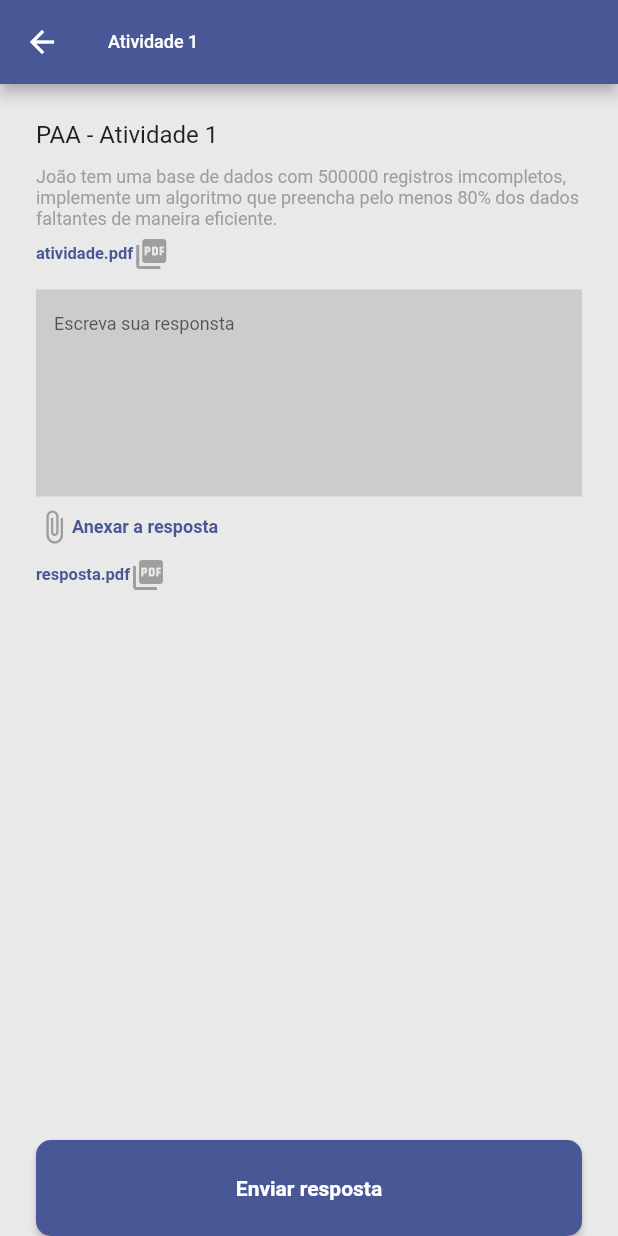
After one commit to IClassroom/iclassroom-mobile, a Flutter app: the screen it shows after launch, after a tap on "PAA", on a phone screen of 412 x 824 dp. The commit adds this screen. Run offline on Flutter 3.47's test engine with Material 2 defaults, Android fonts, the phone set to English and light mode, and no system bars; our stand-ins replace equatable, flutter_bloc; accounts and stored records are empty.

Commit message:
response page

```diff
--- a/lib/app/app.dart
+++ b/lib/app/app.dart
@@ -4,6 +4,7 @@ import 'package:iclassroom/api/repositories/auth_repository.dart';
 import 'package:iclassroom/app/bloc/bloc.dart';
 import 'package:iclassroom/app/modules/logged_area/logged_area_module.dart';
 import 'package:iclassroom/app/modules/logged_area/pages/class_page.dart';
+import 'package:iclassroom/app/modules/logged_area/pages/response_page.dart';
 import 'package:iclassroom/app/modules/login_module/pages/login.dart';
 import 'package:iclassroom/app/modules/login_module/pages/reminder_password.dart';
 import 'package:iclassroom/app/pages/splash.dart';
@@ -33,7 +34,8 @@ class App extends StatelessWidget {
             '/login': (_) => const LoginPage(),
             '/register': (_) => const RegisterPage(),
             '/logged_area': (_) => const LoggedAreaModule(),
-            '/class': (_) => const ClassPage()
+            '/class': (_) => const ClassPage(),
+            '/response': (_) => const ResponsePage(),
           },
         ),
       ),
--- /dev/null
+++ b/lib/app/modules/logged_area/pages/response_page.dart
@@ -0,0 +1,111 @@
+import 'package:flutter/material.dart';
+
+class ResponsePage extends StatefulWidget {
+  const ResponsePage({Key? key}) : super(key: key);
+
+  @override
+  State<ResponsePage> createState() => _ResponsePageState();
+}
+
+class _ResponsePageState extends State<ResponsePage> {
+  @override
+  Widget build(BuildContext context) {
+    return Scaffold(
+      backgroundColor: const Color(0xFFE9E9E9),
+      appBar: AppBar(
+        backgroundColor: Theme.of(context).primaryColor,
+        title: const Text(
+          'Atividade 1',
+          style: TextStyle(color: Colors.white, fontSize: 12),
+        ),
+      ),
+      body: _body(),
+    );
+  }
+
+  _body() {
+    return SafeArea(
+      child: Padding(
+        padding: const EdgeInsets.symmetric(horizontal: 24),
+        child: Column(
+          crossAxisAlignment: CrossAxisAlignment.start,
+          children: [
+            const SizedBox(height: 24),
+            const Text(
+              'PAA - Atividade 1',
+              style: TextStyle(
+                fontSize: 16,
+              ),
+            ),
+            const SizedBox(height: 12),
+            const Text(
+              'João tem uma base de dados com 500000 registros imcompletos, implemente um algoritmo que preencha pelo menos 80% dos dados faltantes de maneira eficiente.',
+              style: TextStyle(color: Colors.grey, fontSize: 12),
+            ),
+            const SizedBox(height: 4),
+            Row(
+              children: [
+                Text(
+                  'atividade.pdf',
+                  style: TextStyle(
+                      color: Theme.of(context).primaryColor,
+                      fontSize: 11,
+                      fontWeight: FontWeight.bold),
+                ),
+                const Icon(Icons.picture_as_pdf, color: Colors.grey),
+              ],
+            ),
+            const SizedBox(height: 12),
+            TextFormField(
+              minLines: 6,
+              maxLines: 6,
+              decoration: const InputDecoration(
+                hintText: 'Escreva sua responsta',
+                hintStyle: TextStyle(
+                  fontSize: 12,
+                ),
+                border: InputBorder.none,
+                filled: true,
+                fillColor: Color(
+                  0xFFCCCCCC,
+                ),
+              ),
+            ),
+            const SizedBox(height: 8),
+            Row(
+              children: [
+                const Icon(
+                  Icons.attach_file,
+                  color: Colors.grey,
+                ),
+                Text(
+                  'Anexar a resposta',
+                  style: TextStyle(
+                    color: Theme.of(context).primaryColor,
+                    fontSize: 12,
+                    fontWeight: FontWeight.bold,
+                  ),
+                )
+              ],
+            ),
+            const SizedBox(height: 8),
+            Row(
+              children: [
+                Text(
+                  'resposta.pdf',
+                  style: TextStyle(
+                      color: Theme.of(context).primaryColor,
+                      fontSize: 11,
+                      fontWeight: FontWeight.bold),
+                ),
+                const Icon(Icons.picture_as_pdf, color: Colors.grey),
+              ],
+            ),
+            const Spacer(),
+            ElevatedButton(onPressed: () {}, child: const Text('Enviar resposta'))
+          ],
+        ),
+      ),
+    );
+  }
+}
--- a/lib/app/shared/widgets/components/iclassroom_activity_card.dart
+++ b/lib/app/shared/widgets/components/iclassroom_activity_card.dart
@@ -10,7 +10,11 @@ class IClassroomActivityCard extends StatefulWidget {
 class _IClassroomActivityCardState extends State<IClassroomActivityCard> {
   @override
   Widget build(BuildContext context) {
-    return Container(
+    return GestureDetector(
+      onTap: () {
+        Navigator.of(context).pushNamed('/response');
+      },
+      child: Container(
         width: 150,
         padding: const EdgeInsets.all(14),
         decoration: BoxDecoration(
@@ -63,6 +67,7 @@ class _IClassroomActivityCardState extends State<IClassroomActivityCard> {
             ),
           ],
         ),
+      ),
     );
   }
 }
```
Lines whose indentation alone changed are shown as unchanged.
